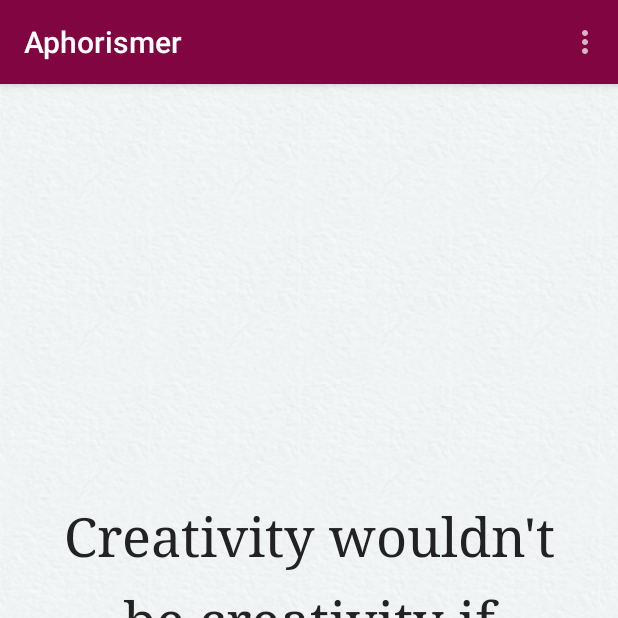
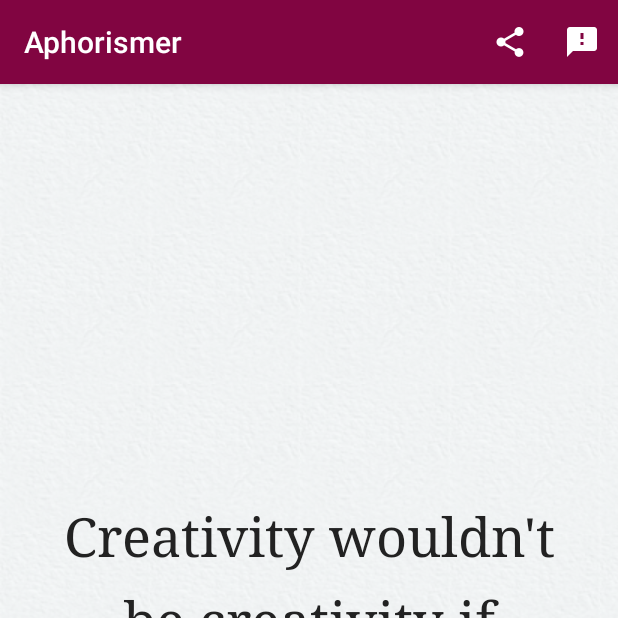
Before and after one commit to joehalliwell/aphorismer, an Android app: the screen it shows after launch (MainActivity), on a phone screen of 412 x 824 dp, the top half of it. Run offline under Robolectric (Android 15) with nearby library versions, the phone set to English and light mode, and no system bars; 1 statement that could not run was skipped.

Commit message:
Add share and feedback icons

```diff
--- a/src/main/res/menu/toolbar.xml
+++ b/src/main/res/menu/toolbar.xml
@@ -4,13 +4,15 @@
     <item
         android:id="@+id/action_share"
         android:title="@string/action_share"
-        app:actionProviderClass="android.support.v7.widget.ShareActionProvider"
-        app:showAsAction="never"
+        android:icon="@drawable/ic_share_white_24dp"
+        app:actionProviderClass="com.joehalliwell.aphorismer.SimpleShareActionProvider"
+        app:showAsAction="always"
         />
 
     <item
         android:id="@+id/action_feedback"
         android:title="@string/action_feedback"
-        app:showAsAction="never"
+        android:icon="@drawable/ic_feedback_white_24dp"
+        app:showAsAction="always"
         />
 </menu>
```
Also changed, not shown: src/main/java/com/joehalliwell/aphorismer/PlainShareActionProvider.java (added, +18 -0 lines), src/main/res/drawable-hdpi/ic_feedback_white_24dp.png (added), src/main/res/drawable-hdpi/ic_share_white_24dp.png (added), src/main/res/drawable-mdpi/ic_feedback_white_24dp.png (added), src/main/res/drawable-mdpi/ic_share_white_24dp.png (added), src/main/res/drawable-xhdpi/ic_feedback_white_24dp.png (added), src/main/res/drawable-xhdpi/ic_share_white_24dp.png (added), src/main/res/drawable-xxhdpi/ic_feedback_white_24dp.png (added), src/main/res/drawable-xxhdpi/ic_share_white_24dp.png (added), src/main/res/drawable-xxxhdpi/ic_feedback_white_24dp.png (added), src/main/res/drawable-xxxhdpi/ic_share_white_24dp.png (added).
